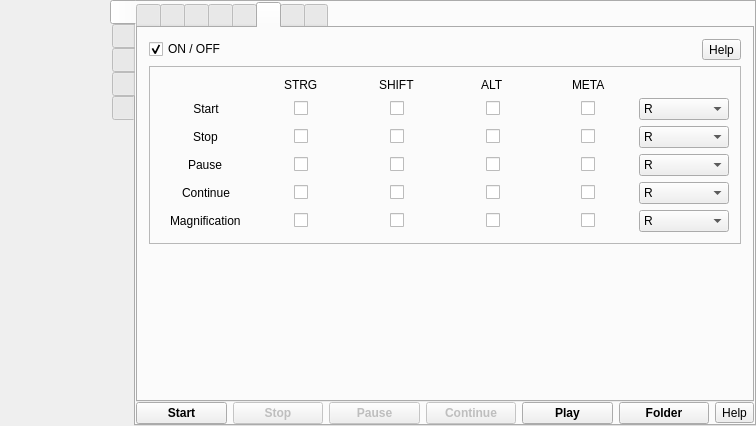
Qt form src/formMainWindow.ui (vkohaupt/vokoscreenNG) before a commit.
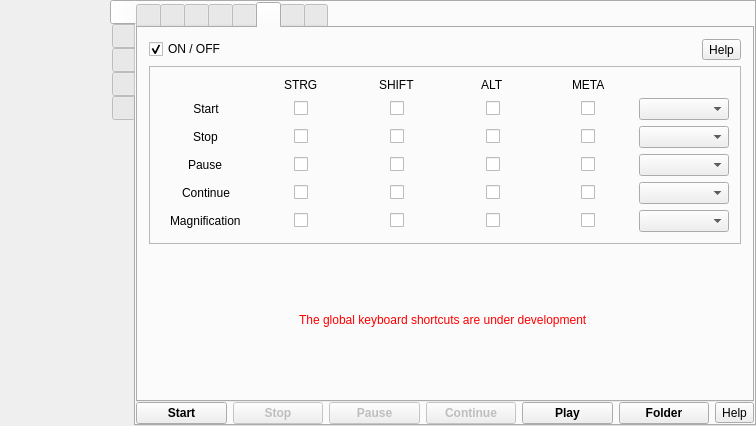
The same form after that commit. Icons and pictures are not drawn.

Commit message: global shortcut

```diff
--- a/src/formMainWindow.ui
+++ b/src/formMainWindow.ui
@@ -2034,10 +2034,10 @@
                     <string notr="true"/>
                    </property>
                    <property name="currentText">
-                    <string notr="true">R</string>
+                    <string notr="true"/>
                    </property>
                    <property name="currentIndex">
-                    <number>18</number>
+                    <number>0</number>
                    </property>
                    <item>
                     <property name="text">
@@ -2308,10 +2308,10 @@
                     <string notr="true"/>
                    </property>
                    <property name="currentText">
-                    <string notr="true">R</string>
+                    <string notr="true"/>
                    </property>
                    <property name="currentIndex">
-                    <number>18</number>
+                    <number>0</number>
                    </property>
                    <item>
                     <property name="text">
@@ -2551,10 +2551,10 @@
                     <string notr="true"/>
                    </property>
                    <property name="currentText">
-                    <string notr="true">R</string>
+                    <string notr="true"/>
                    </property>
                    <property name="currentIndex">
-                    <number>18</number>
+                    <number>0</number>
                    </property>
                    <item>
                     <property name="text">
@@ -2766,10 +2766,10 @@
                     <string notr="true"/>
                    </property>
                    <property name="currentText">
-                    <string notr="true">R</string>
+                    <string notr="true"/>
                    </property>
                    <property name="currentIndex">
-                    <number>18</number>
+                    <number>0</number>
                    </property>
                    <item>
                     <property name="text">
@@ -2981,10 +2981,10 @@
                     <string notr="true"/>
                    </property>
                    <property name="currentText">
-                    <string notr="true">R</string>
+                    <string notr="true"/>
                    </property>
                    <property name="currentIndex">
-                    <number>18</number>
+                    <number>0</number>
                    </property>
                    <item>
                     <property name="text">
@@ -3240,6 +3240,69 @@
               </layout>
              </widget>
             </item>
+            <item>
+             <spacer name="verticalSpacer_22">
+              <property name="orientation">
+               <enum>Qt::Vertical</enum>
+              </property>
+              <property name="sizeHint" stdset="0">
+               <size>
+                <width>20</width>
+                <height>40</height>
+               </size>
+              </property>
+             </spacer>
+            </item>
+            <item alignment="Qt::AlignHCenter">
+             <widget class="QLabel" name="label_39">
+              <property name="palette">
+               <palette>
+                <active>
+                 <colorrole role="WindowText">
+                  <brush brushstyle="SolidPattern">
+                   <color alpha="255">
+                    <red>255</red>
+                    <green>0</green>
+                    <blue>0</blue>
+                   </color>
+                  </brush>
+                 </colorrole>
+                </active>
+                <inactive>
+                 <colorrole role="WindowText">
+                  <brush brushstyle="SolidPattern">
+                   <color alpha="255">
+                    <red>255</red>
+                    <green>0</green>
+                    <blue>0</blue>
+                   </color>
+                  </brush>
+                 </colorrole>
+                </inactive>
+                <disabled>
+                 <colorrole role="WindowText">
+                  <brush brushstyle="SolidPattern">
+                   <color alpha="255">
+                    <red>119</red>
+                    <green>120</green>
+                    <blue>120</blue>
+                   </color>
+                  </brush>
+                 </colorrole>
+                </disabled>
+               </palette>
+              </property>
+              <property name="font">
+               <font>
+                <weight>50</weight>
+                <bold>false</bold>
+               </font>
+              </property>
+              <property name="text">
+               <string>The global keyboard shortcuts are under development </string>
+              </property>
+             </widget>
+            </item>
             <item>
              <spacer name="verticalSpacer_16">
               <property name="orientation">
```
The commit also changes 1 other file.
